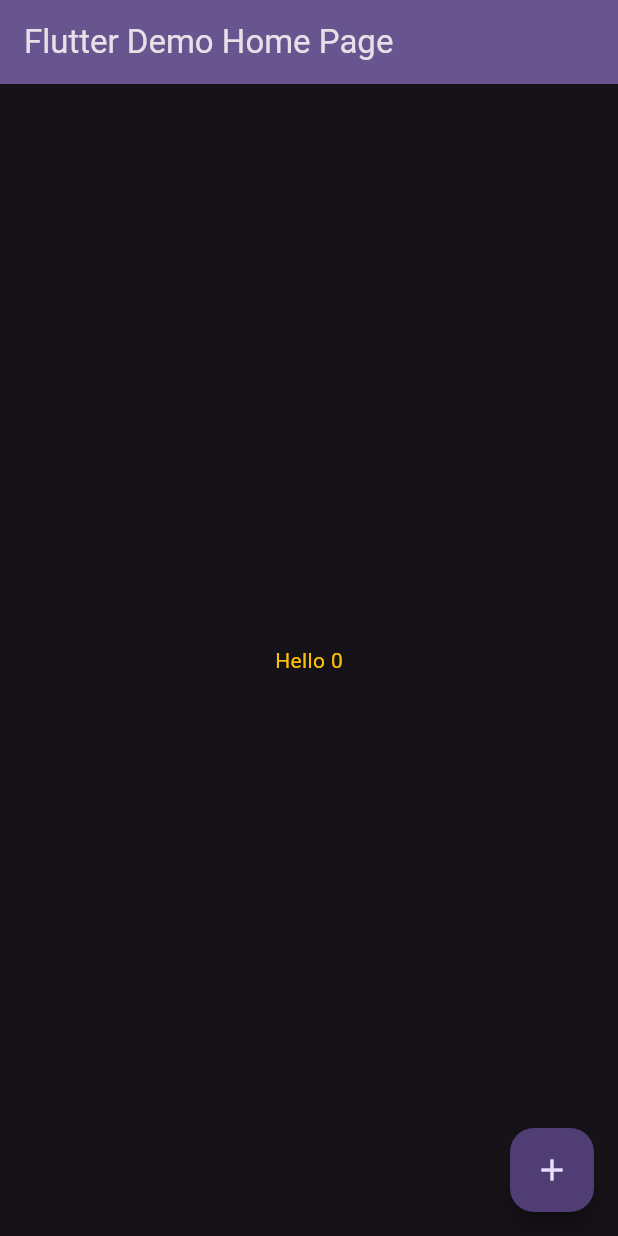
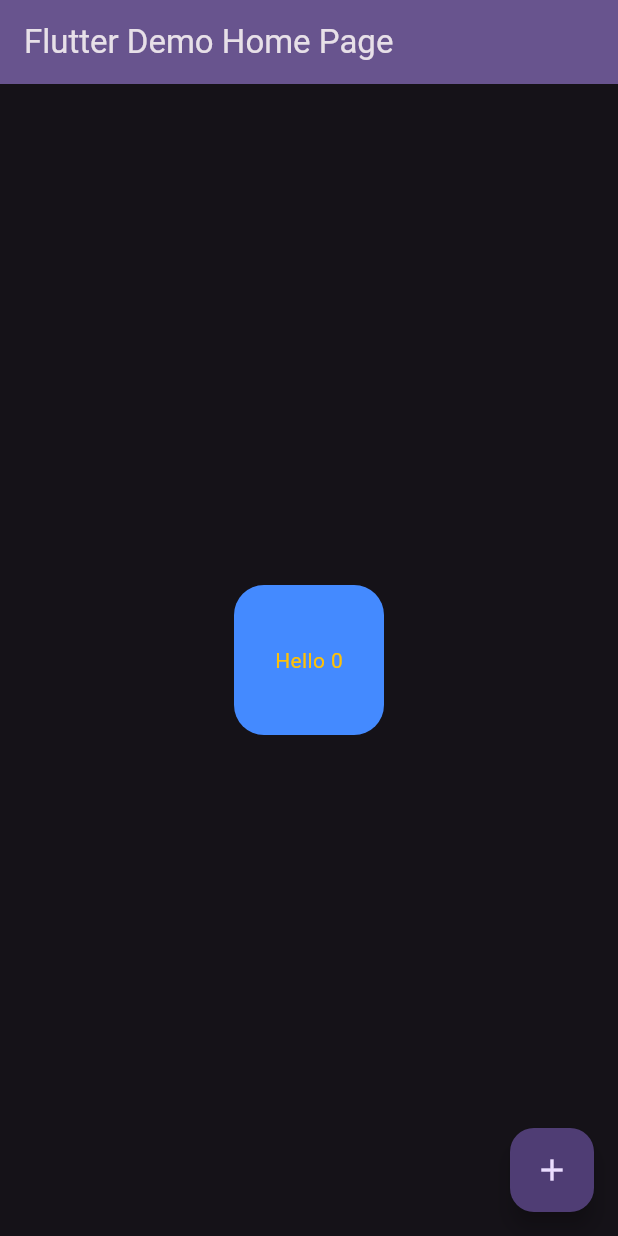
Before and after one commit to nudriin/flutter-exercise, a Flutter app: the screen it shows after launch, on a phone screen of 412 x 824 dp. Run offline on Flutter 3.47's test engine with Material 3 defaults, Android fonts, the phone set to English and light mode, and no system bars; missing offline and left inert: dart:ffi.

Commit message:
ep4: container

```diff
--- a/lib/main.dart
+++ b/lib/main.dart
@@ -1,3 +1,5 @@
+import 'dart:ffi';
+
 import 'package:flutter/material.dart';
 
 void main() {
@@ -102,9 +104,21 @@ class _MyHomePageState extends State<MyHomePage> {
         title: Text(widget.title),
       ),
       body: Center(
-        child: Text(
-          'Hello $_counter',
-          style: const TextStyle(color: Colors.amber),
+        child: Container(
+          // color: Colors.blueGrey, // menambah background color pada container
+          height: 100,
+          width: 100,
+          padding:
+              const EdgeInsets.all(20.0), // menambah padding pada container
+          decoration: BoxDecoration(
+              borderRadius: BorderRadius.circular(20),
+              color: Colors.blueAccent),
+          child: Center(
+            child: Text(
+              'Hello $_counter',
+              style: const TextStyle(color: Colors.amber),
+            ),
+          ),
         ),
       ),
       floatingActionButton: FloatingActionButton(
```
